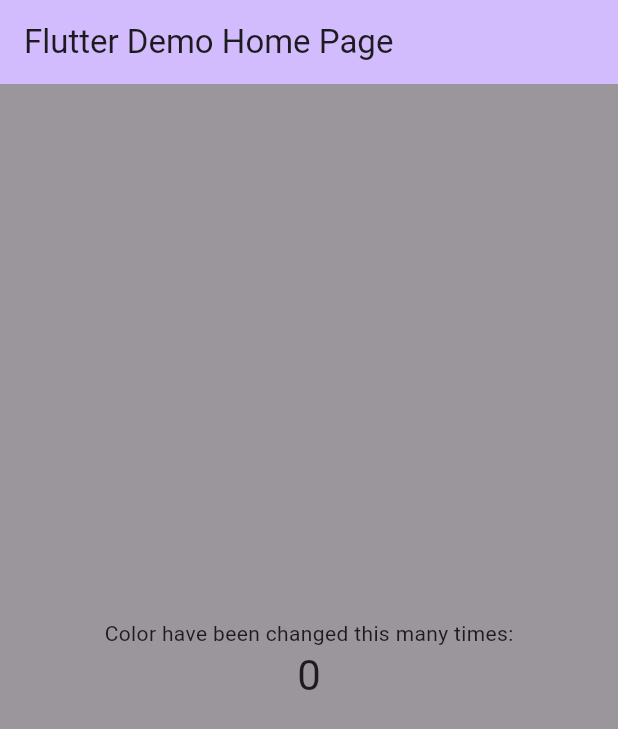
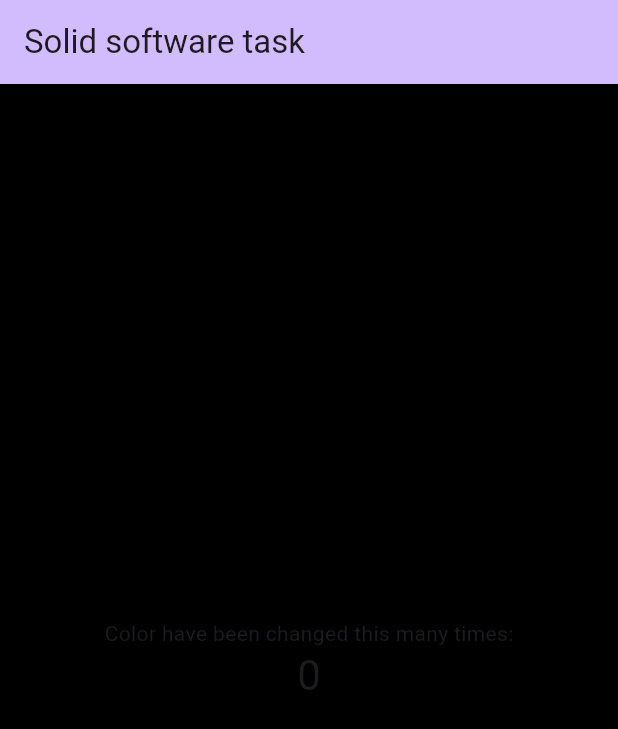
Before and after one commit to Angrypavlo/Solid-Software-task, a Flutter app: the screen it shows after launch, on a phone screen of 412 x 824 dp. Shown: the top 729 px of the screen. Run offline on Flutter 3.47's test engine with Material 3 defaults, Android fonts, the phone set to English and light mode, and no system bars.

Commit message:
The project was updated with a feature that allows the user to change the color of the screen by long-pressing on it. The color changes smoothly every second while the user is pressing, and stops  changing when the user releases the press.  The counter increments each time the color  changes,and the RGB values are updated  accordingly.

```diff
--- a/lib/main.dart
+++ b/lib/main.dart
@@ -1,3 +1,4 @@
+import 'dart:async';
 import 'dart:math';
 
 import 'package:flutter/material.dart';
@@ -12,9 +13,9 @@ class MyApp extends StatelessWidget {
   @override
   Widget build(BuildContext context) {
     return MaterialApp(
-      title: 'Flutter Demo',
+      title: 'Solid Software Task',
       theme: ThemeData(colorScheme: .fromSeed(seedColor: Colors.deepPurple)),
-      home: const MyHomePage(title: 'Flutter Demo Home Page'),
+      home: const MyHomePage(title: 'Solid software task'),
     );
   }
 }
@@ -30,17 +31,31 @@ class MyHomePage extends StatefulWidget {
 
 class _MyHomePageState extends State<MyHomePage> {
   int _counter = 0;
-  int a = 100;
+  int a = 0;
   int b = 0;
   int c = 0;
   int d = 0;
+  Timer? _colorTimer;
   void _incrementCounter() {
     setState(() {
       _counter++;
       b = Random().nextInt(256);
       c = Random().nextInt(256);
-      d = Random().nextInt(256);
+      a = Random().nextInt(256);
     });
+  }
+
+  void _startSmoothColorChange(LongPressStartDetails details) {
+    _colorTimer?.cancel();
+
+    _colorTimer = Timer.periodic(const Duration(milliseconds: 1000), (timer) {
+      _incrementCounter();
+    });
+  }
+
+  void _stopSmoothColorChange(LongPressEndDetails details) {
+    _colorTimer?.cancel();
+    _colorTimer = null;
   }
 
   @override
@@ -52,13 +67,16 @@ class _MyHomePageState extends State<MyHomePage> {
       ),
       body: GestureDetector(
         onTap: _incrementCounter,
-        child: Container(
+        onLongPressStart: _startSmoothColorChange,
+        onLongPressEnd: _stopSmoothColorChange,
+        child: AnimatedContainer(
           width: double.infinity,
           height: double.infinity,
-
-          color: Color.fromARGB(100, b, c, d),
+          duration: const Duration(milliseconds: 1000),
+          curve: Curves.easeInOut,
+          color: Color.fromRGBO(a, b, c, 1),
           child: Column(
-            mainAxisAlignment: .center,
+            mainAxisAlignment: MainAxisAlignment.center,
             children: [
               const Text('Color have been changed this many times:'),
               Text(
--- a/pubspec.yaml
+++ b/pubspec.yaml
@@ -45,6 +45,7 @@ dev_dependencies:
   # package. See that file for information about deactivating specific lint
   # rules and activating additional ones.
   flutter_lints: ^6.0.0
+  solid_lints: ^0.3.3
 
 # For information on the generic Dart part of this file, see the
 # following page: https://dart.dev/tools/pub/pubspec
```
Also changed, not shown: pubspec.lock.
